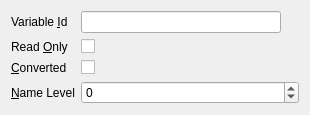
The window that com/ami/layout/pages/VariableIdPropertyPage.ui (Scanframe/sf-mod-app) describes before a commit, drawn with Qt 5.
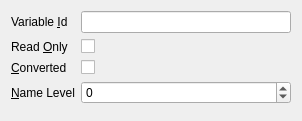
The same window after the commit. Custom widgets are drawn as their Qt base class.

Patch:
```diff
--- a/com/ami/layout/pages/VariableIdPropertyPage.ui
+++ b/com/ami/layout/pages/VariableIdPropertyPage.ui
@@ -6,8 +6,8 @@
    <rect>
     <x>0</x>
     <y>0</y>
-    <width>310</width>
-    <height>115</height>
+    <width>302</width>
+    <height>121</height>
    </rect>
   </property>
   <property name="windowTitle">
@@ -15,19 +15,13 @@
   </property>
   <layout class="QFormLayout" name="formLayout_2">
    <item row="0" column="1">
-    <widget class="QLineEdit" name="leId">
+    <widget class="sf::InformationIdEdit" name="iieId">
      <property name="minimumSize">
       <size>
        <width>100</width>
        <height>0</height>
       </size>
      </property>
-     <property name="maximumSize">
-      <size>
-       <width>200</width>
-       <height>16777215</height>
-      </size>
-     </property>
      <property name="alignment">
       <set>Qt::AlignRight|Qt::AlignTrailing|Qt::AlignVCenter</set>
      </property>
@@ -49,7 +43,7 @@
       <string>Variable &amp;Id</string>
      </property>
      <property name="buddy">
-      <cstring>leId</cstring>
+      <cstring>iieId</cstring>
      </property>
     </widget>
    </item>
@@ -87,7 +81,7 @@
     </widget>
    </item>
    <item row="3" column="0">
-    <widget class="QLabel" name="lblConverted_2">
+    <widget class="QLabel" name="lblNameLevel">
      <property name="statusTip">
       <string>Show the converted unit.</string>
      </property>
@@ -112,6 +106,11 @@
   </layout>
  </widget>
  <customwidgets>
+  <customwidget>
+   <class>sf::InformationIdEdit</class>
+   <extends>QLineEdit</extends>
+   <header>gii/qt/InformationIdEdit.h</header>
+  </customwidget>
   <customwidget>
    <class>sf::PropertyPage</class>
    <extends>QWidget</extends>
```
